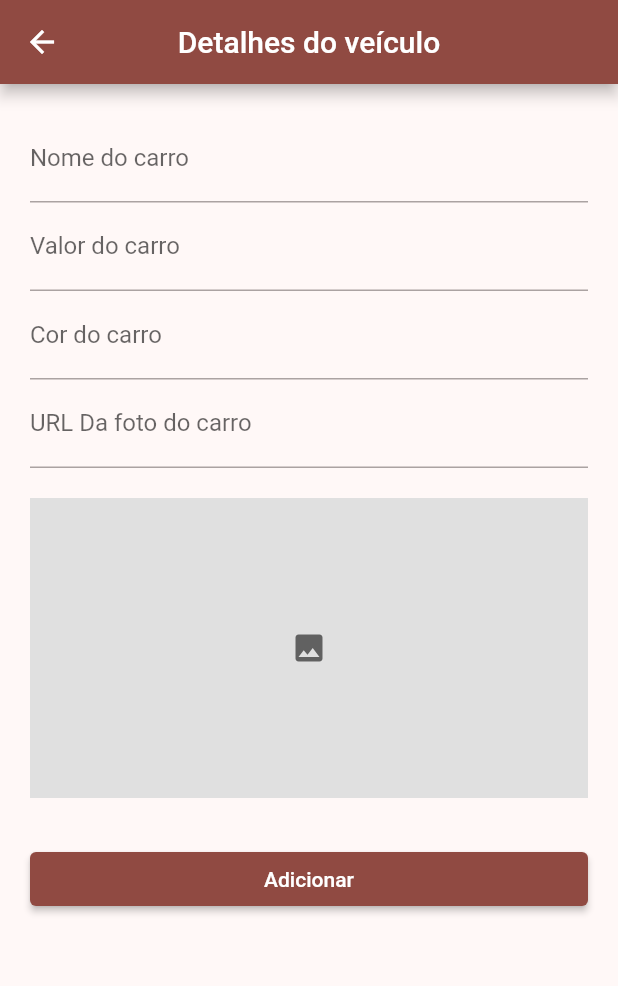
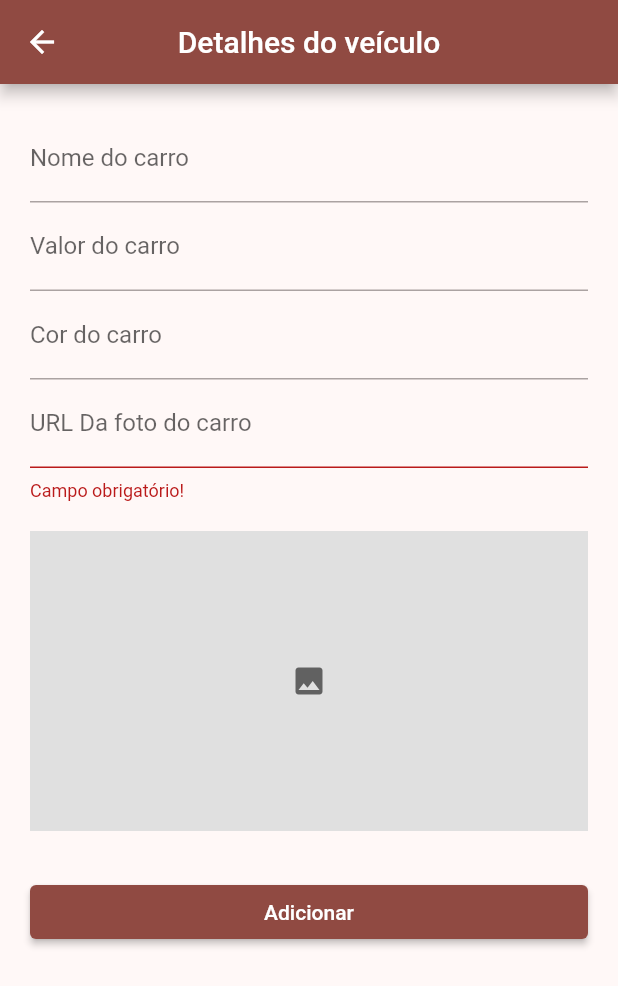
Before and after one commit to danilocruz19/carrent, a Flutter app: the AddNewCar screen opened directly, after a tap on "Adicionar", on a phone screen of 412 x 824 dp. Shown: the top 986 px of the screen. Run offline on Flutter 3.47's test engine with Material 3 defaults, Android fonts, the phone set to English and light mode, and no system bars.

```diff
--- /dev/null
+++ b/lib/car_add/add_new_car.dart
@@ -0,0 +1,110 @@
+import 'package:flutter/material.dart';
+import 'package:nvvmproject/home/viewmodels/car_viewmodel.dart';
+import 'package:provider/provider.dart';
+
+class AddNewCar extends StatefulWidget {
+  const AddNewCar({super.key});
+
+  @override
+  State<AddNewCar> createState() => _AddNewCarState();
+}
+
+class _AddNewCarState extends State<AddNewCar> {
+  TextEditingController _controllerNome = TextEditingController();
+  TextEditingController _controllerCor = TextEditingController();
+  TextEditingController _controllerPreco = TextEditingController();
+  TextEditingController _controllerFoto = TextEditingController();
+  String _urlFoto = '';
+
+  @override
+  void initState() {
+    super.initState();
+    // Não é necessário adicionar nada no initState, pois o controller já está sendo criado diretamente
+  }
+
+  @override
+  Widget build(BuildContext context) {
+    final carModel = context.watch<CarViewmodel>();
+    GlobalKey<FormState> _key = GlobalKey();
+    return Scaffold(
+      appBar: AppBar(
+        title: Text('Detalhes do veículo'),
+        centerTitle: true,
+      ),
+      body: SingleChildScrollView(
+        child: Padding(
+          padding: const EdgeInsets.all(20),
+          child: Form(
+            key: _key,
+            child: Column(
+              crossAxisAlignment: CrossAxisAlignment.stretch,
+              children: [
+                TextField(
+                  controller: _controllerNome,
+                  decoration: InputDecoration(labelText: 'Nome do carro'),
+                ),
+                TextField(
+                  controller: _controllerPreco,
+                  decoration: InputDecoration(labelText: 'Valor do carro'),
+                ),
+                TextField(
+                  controller: _controllerCor,
+                  decoration: InputDecoration(labelText: 'Cor do carro'),
+                ),
+                TextFormField(
+                  validator: (value) {
+                    if (value == null || value.isEmpty) {
+                      return 'Campo obrigatório!';
+                    }
+                    return null;
+                  },
+                  controller: _controllerFoto,
+                  decoration:
+                      InputDecoration(labelText: 'URL Da foto do carro'),
+                  onChanged: (url) {
+                    setState(() {
+                      _urlFoto = url;
+                    });
+                  },
+                ),
+                SizedBox(height: 20),
+                _urlFoto.isNotEmpty
+                    ? Container(
+                        width: 200,
+                        height: 200,
+                        child: Image.network(_urlFoto),
+                      )
+                    : Container(
+                        width: 200,
+                        height: 200,
+                        color: Colors.grey[300],
+                        child: Icon(
+                          Icons.image,
+                          color: Colors.grey[700],
+                        ),
+                      ),
+                SizedBox(height: 30),
+                ElevatedButton(
+                    onPressed: () {
+                      if (_key.currentState?.validate() ?? false) {
+                        // Adiciona o carro se todos os dados forem válidos
+                        carModel.adicionarCarros(
+                          _controllerNome.text,
+                          _controllerCor.text,
+                          double.parse(_controllerPreco.text),
+                          _controllerFoto.text,
+                        );
+
+                        // Volta para a tela anterior após adicionar o carro
+                        Navigator.pop(context);
+                      }
+                    },
+                    child: Text('Adicionar'))
+              ],
+            ),
+          ),
+        ),
+      ),
+    );
+  }
+}
--- a/lib/viewmodels/car_viewmodel.dart
+++ b/lib/home/viewmodels/car_viewmodel.dart
@@ -1,5 +1,5 @@
 import 'package:flutter/material.dart';
-import 'package:nvvmproject/models/car_model.dart';
+import 'package:nvvmproject/home/models/car_model.dart';
 import 'package:intl/intl.dart';
 
 class CarViewmodel extends ChangeNotifier {
@@ -27,4 +27,7 @@ class CarViewmodel extends ChangeNotifier {
     return formatter.format(valor);
   }
 
+  void adicionarFav(index) {
+    listaFavoritos.add(listaDeCarros[index]);
+  }
 }
--- a/lib/models/counter_model.dart
+++ /dev/null
@@ -1,5 +0,0 @@
-class CounterModel {
-  int value;
-
-  CounterModel(this.value);
-}
--- a/lib/views/add_new_car.dart
+++ /dev/null
@@ -1,94 +0,0 @@
-import 'package:flutter/material.dart';
-import 'package:nvvmproject/viewmodels/car_viewmodel.dart';
-import 'package:provider/provider.dart';
-
-class AddNewCar extends StatefulWidget {
-  const AddNewCar({super.key});
-
-  @override
-  State<AddNewCar> createState() => _AddNewCarState();
-}
-
-class _AddNewCarState extends State<AddNewCar> {
-  TextEditingController _controllerNome = TextEditingController();
-  TextEditingController _controllerCor = TextEditingController();
-  TextEditingController _controllerPreco = TextEditingController();
-  TextEditingController _controllerFoto = TextEditingController();
-  String _urlFoto = '';
-
-  @override
-  void initState() {
-    super.initState();
-    // Não é necessário adicionar nada no initState, pois o controller já está sendo criado diretamente
-  }
-
-  @override
-  Widget build(BuildContext context) {
-    final carModel = context.watch<CarViewmodel>();
-    return Scaffold(
-      appBar: AppBar(
-        title: Text('Detalhes do veículo'),
-        centerTitle: true,
-      ),
-      body: SingleChildScrollView(
-        child: Padding(
-          padding: const EdgeInsets.all(20),
-          child: Column(
-            crossAxisAlignment: CrossAxisAlignment.stretch,
-            children: [
-              TextField(
-                controller: _controllerNome,
-                decoration: InputDecoration(labelText: 'Nome do carro'),
-              ),
-              TextField(
-                controller: _controllerPreco,
-                decoration: InputDecoration(labelText: 'Valor do carro'),
-              ),
-              TextField(
-                controller: _controllerCor,
-                decoration: InputDecoration(labelText: 'Cor do carro'),
-              ),
-              TextField(
-                controller: _controllerFoto,
-                decoration: InputDecoration(labelText: 'URL Da foto do carro'),
-                onChanged: (url) {
-                  setState(() {
-                    _urlFoto = url;
-                  });
-                },
-              ),
-              SizedBox(height: 20),
-              _urlFoto.isNotEmpty
-                  ? Container(
-                      width: 200,
-                      height: 200,
-                      child: Image.network(_urlFoto),
-                    )
-                  : Container(
-                      width: 200,
-                      height: 200,
-                      color: Colors.grey[300],
-                      child: Icon(
-                        Icons.image,
-                        color: Colors.grey[700],
-                      ),
-                    ),
-              SizedBox(height: 30),
-              ElevatedButton(
-                  onPressed: () {
-                    carModel.adicionarCarros(
-                      _controllerNome.text,
-                      _controllerCor.text,
-                      double.parse(_controllerPreco.text),
-                      _controllerFoto.text,
-                    );
-                    Navigator.pop(context);
-                  },
-                  child: Text('Adicionar'))
-            ],
-          ),
-        ),
-      ),
-    );
-  }
-}
```
Also changed, not shown: lib/favoritos/favorites_view.dart (added, +47 -0 lines), lib/home.dart (+13 -7 lines), lib/home/car_view.dart (renamed from lib/views/car_view.dart, +38 -8 lines), lib/main.dart (+2 -5 lines), lib/viewmodels/counter_viewmodel.dart (deleted, +0 -19 lines), lib/views/counter_view.dart (deleted, +0 -51 lines), lib/home/models/car_model.dart (renamed from lib/models/car_model.dart).
